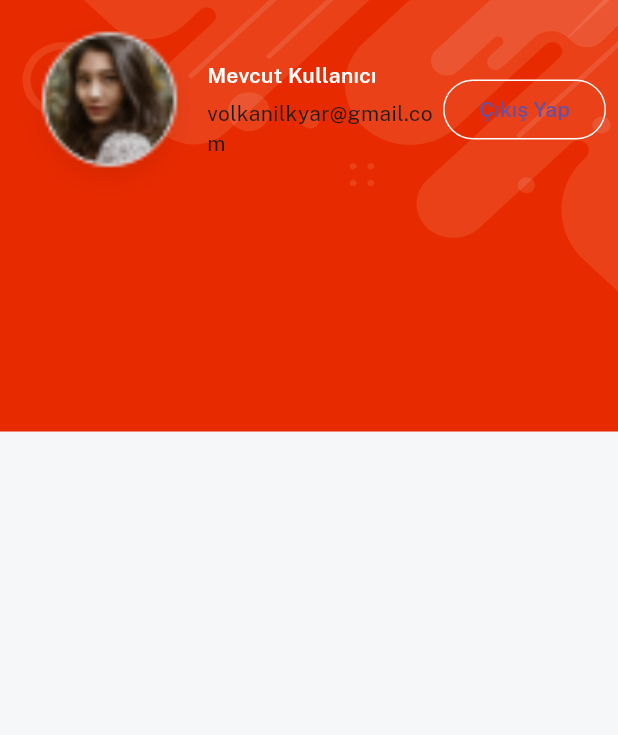
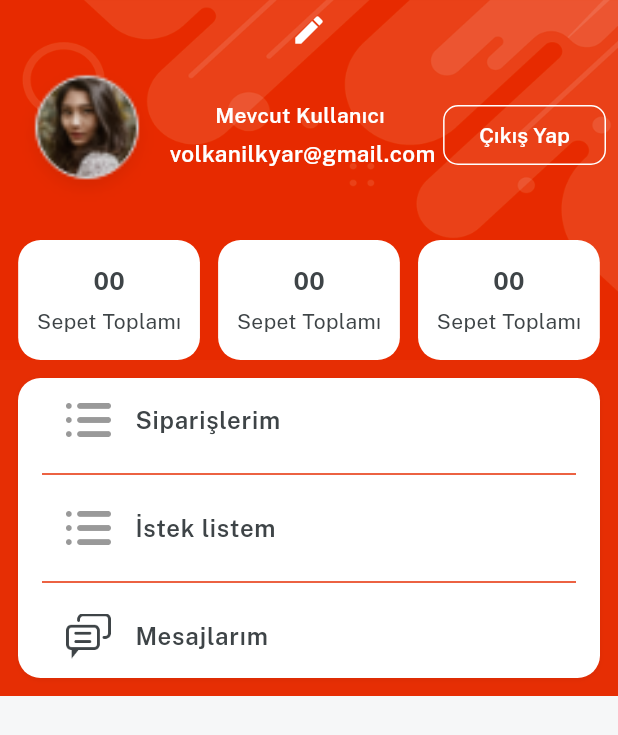
Before and after one commit to VolkanCARBUGA/e_commerce_app, a Flutter app: the ProfileScreen screen opened directly, on a phone screen of 412 x 824 dp. Shown: the top 735 px of the screen. Run offline on Flutter 3.47's test engine with Material 3 defaults, Android fonts, the phone set to English and light mode, and no system bars; our stand-ins replace get, velocity_x.

Commit message:
App UI completed

```diff
--- a/lib/consts/lists.dart
+++ b/lib/consts/lists.dart
@@ -29,3 +29,5 @@ const categoryList = [
 ];
 const categoryImages=[imgFc1,imgFc2,imgFc3,imgFc4,imgFc5,imgFc6,imgFc7,imgFc8,imgFc9];
 const itemDetailsButtonslist=[video,reviews,privacyPoliciy,returnPolity,supportPolicy];
+const profileButtonslist=[orders,wishList,messages];
+const profileButtonsIcons=[icOrder,icOrder,icMessages];
--- a/lib/consts/strings.dart
+++ b/lib/consts/strings.dart
@@ -50,3 +50,4 @@ const returnPolity="İade Politikası";
 const supportPolicy="Destek Politikası";
 const productsYouLike="Ayrıca beğenebileceğiniz ürünler";
 const logout="Çıkış Yap";
+const wishList="İstek listem",orders="Siparişlerim",messages="Mesajlarım";
--- a/lib/views/home_screen/home.dart
+++ b/lib/views/home_screen/home.dart
@@ -3,7 +3,7 @@ import 'package:e_commerce_app/controllers/home_controller.dart';
 import 'package:e_commerce_app/views/cart_screen/cart_screen.dart';
 import 'package:e_commerce_app/views/category_screen/category_screen.dart';
 import 'package:e_commerce_app/views/home_screen/home_screen.dart';
-import 'package:e_commerce_app/views/profile_screen/profile_scree.dart';
+import 'package:e_commerce_app/views/profile_screen/profile_screen.dart';
 import 'package:flutter/material.dart';
 import 'package:get/get_state_manager/get_state_manager.dart';
 import 'package:get/instance_manager.dart';
--- /dev/null
+++ b/lib/views/profile_screen/components/deatils_card.dart
@@ -0,0 +1,22 @@
+import 'package:e_commerce_app/consts/colors.dart';
+import 'package:e_commerce_app/consts/styles.dart';
+import 'package:flutter/material.dart';
+import 'package:velocity_x/velocity_x.dart';
+
+Widget detailsCard(width, String? count, String? title){
+  return Column(
+                mainAxisAlignment: MainAxisAlignment.center,
+                children: [
+                  "00".text.fontFamily(bold).color(darkFontGrey).size(16).make(),
+                  5.heightBox,
+                  "Sepet Toplamı".text.color(darkFontGrey).make(),
+                ],
+              )
+                  .box
+                  .white
+                  .rounded
+                  .width(width)
+                  .height(80)
+                  .padding(EdgeInsets.all(4))
+                  .make();
+}
--- a/lib/views/profile_screen/profile_scree.dart
+++ /dev/null
@@ -1,55 +0,0 @@
-import 'package:e_commerce_app/consts/consts.dart';
-import 'package:e_commerce_app/widgets_common/bg_widget.dart';
-import 'package:flutter/material.dart';
-
-class ProfileScreen extends StatelessWidget {
-  const ProfileScreen({super.key});
-
-  @override
-  Widget build(BuildContext context) {
-    return bgWidget(Scaffold(
-      body: SafeArea(
-        child: Container(
-          padding: EdgeInsets.all(8),
-          child: Column(
-            children: [
-
-              Row(
-                children: [
-                  Image.asset(
-                    imgProfile,
-                    width: 130,
-                    fit: BoxFit.cover,
-                  ).box.roundedFull.clip(Clip.antiAlias).make(),
-                  10.heightBox,
-                  Expanded(
-                      child: Column(
-                    crossAxisAlignment: CrossAxisAlignment.start,
-                    children: [
-                      "Mevcut Kullanıcı "
-                          .text
-                          .fontFamily(semibold)
-                          .color(whiteColor)
-                          .make(),
-                      5.heightBox,
-                      "volkanilkyar@gmail.com".text.make()
-                    ],
-                  )),
-                  OutlinedButton(
-                    style: OutlinedButton.styleFrom(
-                      side: BorderSide(color: whiteColor,
-                      style: BorderStyle.solid
-                      ),
-
-                    ),
-                      onPressed: () {},
-                      child: logout.text.fontFamily(semibold).make())
-                ],
-              )
-            ],
-          ),
-        ),
-      ),
-    ));
-  }
-}
--- /dev/null
+++ b/lib/views/profile_screen/profile_screen.dart
@@ -0,0 +1,115 @@
+import 'package:e_commerce_app/consts/consts.dart';
+import 'package:e_commerce_app/consts/lists.dart';
+import 'package:e_commerce_app/views/profile_screen/components/deatils_card.dart';
+import 'package:e_commerce_app/widgets_common/bg_widget.dart';
+import 'package:flutter/material.dart';
+
+class ProfileScreen extends StatelessWidget {
+  const ProfileScreen({super.key});
+
+  @override
+  Widget build(BuildContext context) {
+    return bgWidget(Scaffold(
+      body: SafeArea(
+        child: Column(
+          crossAxisAlignment: CrossAxisAlignment.center,
+          children: [
+            Padding(
+              padding: const EdgeInsets.all(8.0),
+              child: Align(
+                child: Icon(
+                  Icons.edit,
+                  color: whiteColor,
+                ),
+                alignment: Alignment.center,
+              ),
+            ),
+            Padding(
+              padding: const EdgeInsets.symmetric(horizontal: 8),
+              child: Row(
+                mainAxisAlignment: MainAxisAlignment.spaceEvenly,
+                crossAxisAlignment: CrossAxisAlignment.center,
+                children: [
+                  Image.asset(
+                    imgProfile,
+                    width: 100,
+                    fit: BoxFit.cover,
+                  ).box.roundedFull.clip(Clip.antiAlias).make(),
+                  5.heightBox,
+                  Expanded(
+                      child: Column(
+                    crossAxisAlignment: CrossAxisAlignment.center,
+                    children: [
+                      "Mevcut Kullanıcı "
+                          .text
+                          .fontFamily(semibold)
+                          .color(whiteColor)
+                          .make(),
+                      5.heightBox,
+                      "volkanilkyar@gmail.com"
+                          .text
+                          .size(15)
+                          .color(whiteColor)
+                          .fontFamily(semibold)
+                          .make()
+                    ],
+                  )),
+                  OutlinedButton(
+                      style: OutlinedButton.styleFrom(
+                        shape: RoundedRectangleBorder(
+                            borderRadius: BorderRadius.all(Radius.circular(10))),
+                        side: BorderSide(
+                            color: whiteColor, style: BorderStyle.solid),
+                      ),
+                      onPressed: () {},
+                      child: logout.text
+                          .fontFamily(semibold)
+                          .color(whiteColor)
+                          .make())
+                ],
+              ),
+            ),
+            20.heightBox,
+            Row(
+              mainAxisAlignment: MainAxisAlignment.spaceEvenly,
+              children: [
+                detailsCard(context.screenWidth / 3.4, "00", "Sepet Toplamı"),
+                detailsCard(context.screenWidth / 3.4, "32", "istek listesi"),
+                detailsCard(context.screenWidth / 3.4, "67", "Siperişlerim"),
+              ],
+            ),
+
+            ListView.separated(
+                    shrinkWrap: true,
+                    separatorBuilder: (context, index) {
+                      return Divider(
+                        color: redColor,
+                      );
+                    },
+                    itemCount: profileButtonslist.length,
+                    itemBuilder: (context, index) {
+                      return ListTile(
+                        title: "${profileButtonslist[index]}"
+                            .text
+                            .fontFamily(semibold)
+                            .color(darkFontGrey)
+                            .make(),
+                        leading: Image.asset(
+                          profileButtonsIcons[index],
+                          width: 30,
+                          fit: BoxFit.cover,
+                        ),
+                      );
+                    })
+                .box
+                .white
+                .rounded.margin(EdgeInsets.all(12))
+                .padding(EdgeInsets.symmetric(horizontal: 16))
+                .shadowSm
+                .make().box.color(redColor).make()
+          ],
+        ),
+      ),
+    ));
+  }
+}
--- a/pubspec.yaml
+++ b/pubspec.yaml
@@ -37,6 +37,10 @@ dependencies:
   cupertino_icons: ^1.0.2
   velocity_x: ^4.1.2
   get: ^4.6.6
+  firebase_core: ^2.24.2
+  firebase_auth: ^4.15.2
+  firebase_storage: ^11.5.5
+  cloud_firestore: ^4.13.5
 
 dev_dependencies:
   flutter_test:
```
Also changed, not shown: pubspec.lock, 9 other files.
